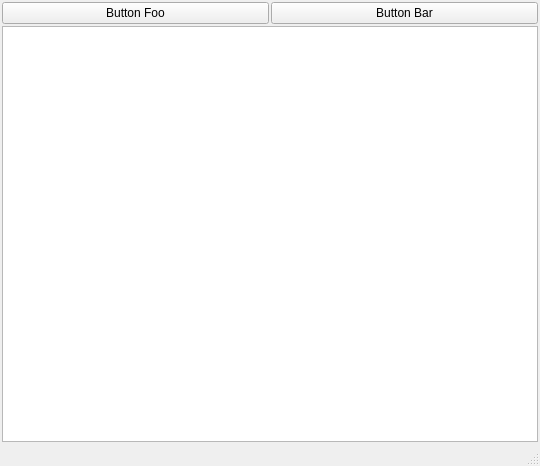
Old version of the form client/client.ui in the repository jimhansson/qwctl.
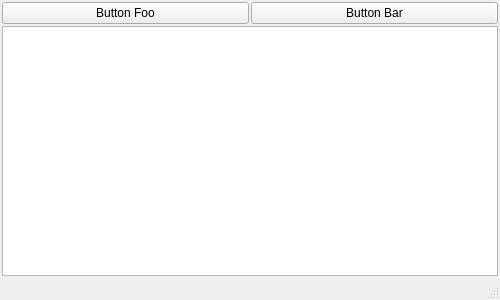
New version of the form.

Commit message: * Added test-buttons for maximize and minimize.  * Removed invoke call to parent for setMinimize, no such method exists.

What changed in the file:
```diff
--- a/client/client.ui
+++ b/client/client.ui
@@ -6,8 +6,8 @@
    <rect>
     <x>0</x>
     <y>0</y>
-    <width>540</width>
-    <height>466</height>
+    <width>500</width>
+    <height>300</height>
    </rect>
   </property>
   <property name="windowTitle">
```
Left out of the diff: 2 changed lines with no effect on the pictures. The commit also changes 5 other files.
